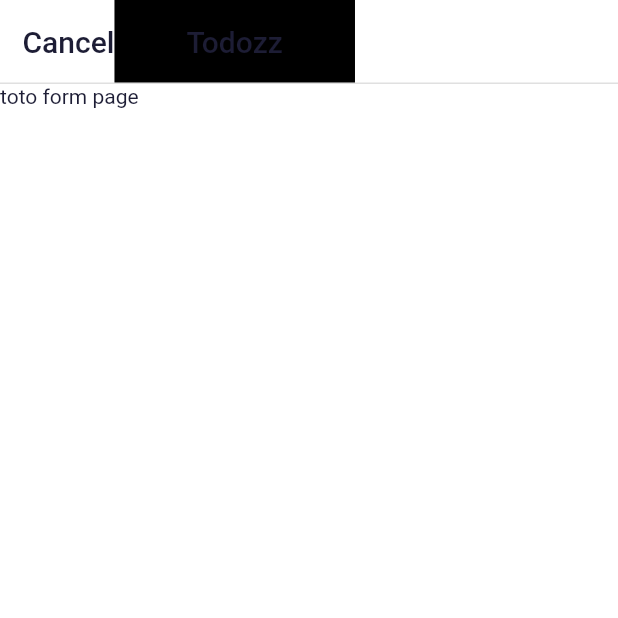
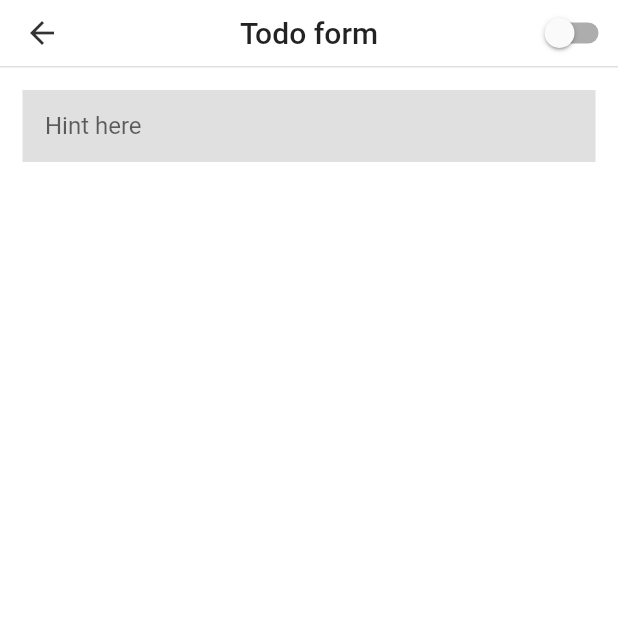
Before and after one commit to jussaurabh/flutter-todolist, a Flutter app: the screen it shows after launch, after a tap on the "add" icon, on a phone screen of 412 x 824 dp, the top half of it. Run offline on Flutter 3.47's test engine with Material 2 defaults, Android fonts, the phone set to English and light mode, and no system bars.

Commit message:
updated custom theme

```diff
--- a/lib/main.dart
+++ b/lib/main.dart
@@ -1,6 +1,7 @@
 import 'package:flutter/material.dart';
+import 'package:provider/provider.dart';
+import 'package:todolist/provider/theme_provider.dart';
 import 'package:todolist/route/route_generator.dart';
-import 'package:todolist/theme.dart';
 
 void main() {
   runApp(MyApp());
@@ -10,13 +11,31 @@ class MyApp extends StatelessWidget {
   // This widget is the root of your application.
   @override
   Widget build(BuildContext context) {
-    return MaterialApp(
-      title: 'Todozz',
-      debugShowCheckedModeBanner: false,
-      theme: lightThemeData(context),
-      darkTheme: darkThemeData(context),
-      initialRoute: '/',
-      onGenerateRoute: RouteGenerator.generateRoute,
+    return ChangeNotifierProvider(
+      create: (context) => ThemeProvider(),
+      builder: (context, _) {
+        final themeProvider = Provider.of<ThemeProvider>(context);
+
+        return GestureDetector(
+          onTap: () {
+            FocusScopeNode currentFocus = FocusScope.of(context);
+            print(
+                'has focus - ${currentFocus.hasFocus} , has primary focus - ${currentFocus.hasPrimaryFocus}');
+            if (!currentFocus.hasPrimaryFocus) {
+              currentFocus.unfocus();
+            }
+          },
+          child: MaterialApp(
+            title: 'Todozz',
+            debugShowCheckedModeBanner: false,
+            themeMode: themeProvider.themeMode,
+            theme: MyThemes.lightTheme,
+            darkTheme: MyThemes.darkTheme,
+            initialRoute: '/',
+            onGenerateRoute: RouteGenerator.generateRoute,
+          ),
+        );
+      },
     );
   }
 }
--- /dev/null
+++ b/lib/provider/theme_provider.dart
@@ -0,0 +1,36 @@
+import 'package:flutter/material.dart';
+import 'package:flutter/scheduler.dart';
+
+class ThemeProvider extends ChangeNotifier {
+  ThemeMode themeMode = ThemeMode.system;
+
+  bool get isDarkMode {
+    if (themeMode == ThemeMode.system) {
+      final brightness = SchedulerBinding.instance?.window.platformBrightness;
+      return brightness == Brightness.dark;
+    } else {
+      return themeMode == ThemeMode.dark;
+    }
+  }
+
+  void toggleTheme(bool isOn) {
+    themeMode = isOn ? ThemeMode.dark : ThemeMode.light;
+    notifyListeners();
+  }
+}
+
+class MyThemes {
+  static final darkTheme = ThemeData(
+    scaffoldBackgroundColor: Colors.grey.shade900,
+    primaryColor: Colors.black,
+    colorScheme: ColorScheme.dark(),
+    iconTheme: IconThemeData(color: Colors.purple.shade200, opacity: 0.8),
+  );
+
+  static final lightTheme = ThemeData(
+    scaffoldBackgroundColor: Colors.white,
+    primaryColor: Colors.white,
+    colorScheme: ColorScheme.light(),
+    iconTheme: IconThemeData(color: Colors.red, opacity: 0.8),
+  );
+}
--- a/lib/route/route_generator.dart
+++ b/lib/route/route_generator.dart
@@ -8,9 +8,9 @@ class RouteGenerator {
 
     switch (settings.name) {
       case '/':
-        return MaterialPageRoute(builder: (_) => HomePage(title: 'Todozz'));
+        return MaterialPageRoute(builder: (_) => HomePage());
       case '/todo':
-        return MaterialPageRoute(builder: (_) => TodoPage(title: 'Todozz'));
+        return MaterialPageRoute(builder: (_) => TodoPage());
 
       default:
         return _errorRoute();
--- a/lib/screens/home.dart
+++ b/lib/screens/home.dart
@@ -1,39 +1,47 @@
 import 'package:flutter/material.dart';
 import 'package:todolist/model/todo.dart';
+import 'package:todolist/widgets/change_theme_button.dart';
 import 'package:todolist/widgets/myappbar.dart';
+import 'package:todolist/widgets/todo_item.dart';
 
 class HomePage extends StatefulWidget {
-  final String title;
-  HomePage({Key? key, required this.title}) : super(key: key);
+  HomePage({Key? key}) : super(key: key);
 
   @override
   _HomePageState createState() => _HomePageState();
 }
 
 class _HomePageState extends State<HomePage> {
-  int _counter = 0;
-
   List<Todo> todos = [
     Todo('test 1', 'some detail 1'),
     Todo('test 2', 'some detail 2'),
     Todo('test 3', 'some detail 4'),
+    Todo('test 4', 'some detail 3'),
+    Todo('test 4', 'some detail 3'),
+    Todo('test 4', 'some detail 3'),
+    Todo('test 4', 'some detail 3'),
+    Todo('test 4', 'some detail 3'),
+    Todo('test 4', 'some detail 3'),
+    Todo('test 4', 'some detail 3'),
+    Todo('test 4', 'some detail 3'),
+    Todo('test 4', 'some detail 3'),
+    Todo('test 4', 'some detail 3'),
+    Todo('test 4', 'some detail 3'),
+    Todo('test 4', 'some detail 3'),
     Todo('test 4', 'some detail 3'),
   ];
 
   @override
   Widget build(BuildContext context) {
     return Scaffold(
-      // appBar: MyAppbar(title: widget.title),
-      appBar: AppBar(
-        title: Text('Todozz'),
-        backgroundColor: Colors.transparent,
-      ),
+      appBar: MyAppbar(title: 'Todozz'),
       body: ListView.builder(
-        itemCount: todos.length,
-        itemBuilder: (context, index) {
-          return ListTile(title: Text(todos[index].title));
-        },
-      ),
+          itemCount: todos.length,
+          itemBuilder: (context, index) {
+            return TodoItem(title: todos[index].title);
+          },
+          padding:
+              const EdgeInsets.only(bottom: kFloatingActionButtonMargin + 100)),
       floatingActionButton: Container(
         decoration: BoxDecoration(boxShadow: [
           BoxShadow(
--- a/lib/screens/todo.dart
+++ b/lib/screens/todo.dart
@@ -1,9 +1,10 @@
 import 'package:flutter/material.dart';
+import 'package:provider/provider.dart';
+import 'package:todolist/provider/theme_provider.dart';
 import 'package:todolist/widgets/myappbar.dart';
 
 class TodoPage extends StatefulWidget {
-  final String title;
-  TodoPage({Key? key, required this.title}) : super(key: key);
+  TodoPage({Key? key}) : super(key: key);
 
   @override
   _TodoPageState createState() => _TodoPageState();
@@ -12,12 +13,34 @@ class TodoPage extends StatefulWidget {
 class _TodoPageState extends State<TodoPage> {
   @override
   Widget build(BuildContext context) {
+    final themeProvider = Provider.of<ThemeProvider>(context);
+
     return Scaffold(
       appBar: MyAppbar(
-          title: widget.title,
+          title: 'Todo form',
           prev: Text('Cancel', style: Theme.of(context).textTheme.headline6)),
-      body: Container(
-        child: Text('toto form page'),
+      body: Column(
+        children: [
+          Container(
+            margin: EdgeInsets.all(15),
+            decoration: BoxDecoration(
+                color:
+                    themeProvider.isDarkMode ? Colors.black : Colors.black12),
+            child: TextFormField(
+              cursorColor: Colors.green,
+              keyboardType: TextInputType.multiline,
+              decoration: new InputDecoration(
+                  border: InputBorder.none,
+                  focusedBorder: InputBorder.none,
+                  enabledBorder: InputBorder.none,
+                  errorBorder: InputBorder.none,
+                  disabledBorder: InputBorder.none,
+                  contentPadding:
+                      EdgeInsets.only(left: 15, bottom: 11, top: 11, right: 15),
+                  hintText: "Hint here"),
+            ),
+          ),
+        ],
       ),
     );
   }
--- /dev/null
+++ b/lib/widgets/change_theme_button.dart
@@ -0,0 +1,18 @@
+import 'package:flutter/material.dart';
+import 'package:provider/provider.dart';
+import 'package:todolist/provider/theme_provider.dart';
+
+class ChangeThemeButtonWidget extends StatelessWidget {
+  @override
+  Widget build(BuildContext context) {
+    final themeProvider = Provider.of<ThemeProvider>(context);
+
+    return Switch.adaptive(
+      value: themeProvider.isDarkMode,
+      onChanged: (value) {
+        final provider = Provider.of<ThemeProvider>(context, listen: false);
+        provider.toggleTheme(value);
+      },
+    );
+  }
+}
--- a/lib/widgets/myappbar.dart
+++ b/lib/widgets/myappbar.dart
@@ -1,61 +1,35 @@
 import 'package:flutter/material.dart';
+import 'package:todolist/widgets/change_theme_button.dart';
 
 class MyAppbar extends StatelessWidget implements PreferredSizeWidget {
   final String title;
   final Widget? prev;
   final Widget? post;
 
-  const MyAppbar({Key? key, required this.title, this.prev, this.post})
+  MyAppbar({Key? key, required this.title, this.prev, this.post})
       : super(key: key);
+
+  final Size preferredSize = const Size.fromHeight(45.0);
 
   @override
   Widget build(BuildContext context) {
-    return Material(
-        color: Colors.transparent,
-        child: SafeArea(
+    return AppBar(
+      title: Text(title),
+      centerTitle: true,
+      backgroundColor: Colors.transparent,
+      elevation: 0,
+      bottom: PreferredSize(
         child: Container(
-              padding: const EdgeInsets.fromLTRB(15.0, 0, 15.0, 0),
-              alignment: Alignment.centerLeft,
           decoration: BoxDecoration(
               border: Border(
                   bottom: BorderSide(
+            width: 1,
             color: Colors.black12,
-                    width: 1.0,
-                    style: BorderStyle.solid,
+          ))),
         ),
+        preferredSize: Size.fromHeight(0),
       ),
-              ),
-              child: Container(
-                child: Row(
-                  children: [
-                    if (prev != null)
-                      Align(
-                        child: Expanded(
-                            child: Container(child: Center(child: prev))),
-                        alignment: Alignment.centerLeft,
-                      )
-                    else
-                      Spacer(),
-                    Expanded(
-                        child: Container(
-                      decoration: BoxDecoration(color: Colors.black),
-                      child: Center(
-                          child: Text(title,
-                              style: Theme.of(context).textTheme.headline6)),
-                    )),
-                    if (post != null)
-                      Expanded(
-                          child: Container(
-                              child: Center(
-                        child: post,
-                      )))
-                    else
-                      Spacer(),
-                  ],
-                ),
-              )),
-        ));
+      actions: [ChangeThemeButtonWidget()],
+    );
   }
-
-  final Size preferredSize = const Size.fromHeight(kToolbarHeight);
 }
--- /dev/null
+++ b/lib/widgets/todo_item.dart
@@ -0,0 +1,30 @@
+import 'package:flutter/material.dart';
+
+class TodoItem extends StatelessWidget {
+  final String title;
+  const TodoItem({Key? key, required this.title}) : super(key: key);
+
+  @override
+  Widget build(BuildContext context) {
+    return Container(
+      height: 50,
+      // decoration: BoxDecoration(border: Border.all(color: Colors.blue)),
+      child: Column(
+        crossAxisAlignment: CrossAxisAlignment.stretch,
+        children: <Widget>[
+          Expanded(
+            child: Container(
+              padding: EdgeInsets.symmetric(vertical: 0, horizontal: 15),
+              alignment: Alignment.centerLeft,
+              child: Text(
+                title,
+                style: Theme.of(context).textTheme.bodyText2,
+              ),
+            ),
+          ),
+          Divider(height: 0)
+        ],
+      ),
+    );
+  }
+}
--- a/pubspec.yaml
+++ b/pubspec.yaml
@@ -31,6 +31,7 @@ dependencies:
 
   # allows us to easily use any of the 977 fonts from fonts.google.com
   google_fonts: ^2.0.0
+  provider: ^6.0.0
 
 dev_dependencies:
   flutter_test:
```
Also changed, not shown: pubspec.lock, 3 other files. Lines whose indentation alone changed are shown as unchanged.
